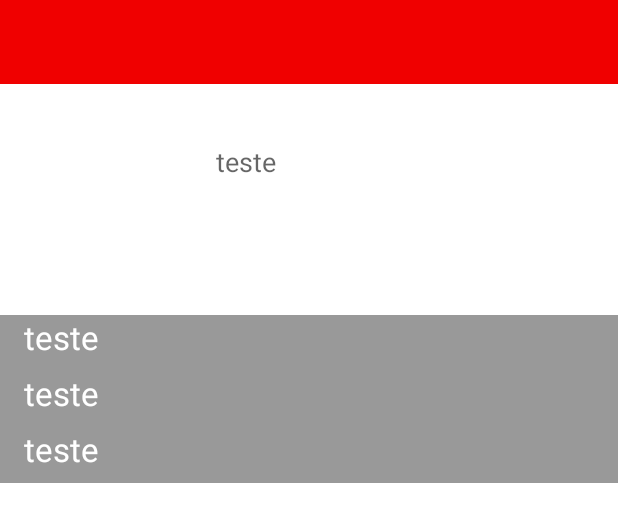
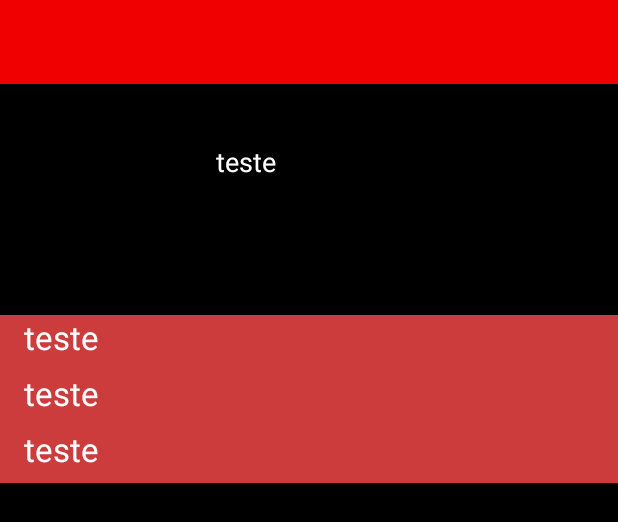
Before and after one commit to jinkijack/Pokedex-Android, an Android app: the layout activity_detail.xml on its own in the app's theme, with its tools: preview values and no code run, on a phone screen of 412 x 824 dp. Shown: the top 522 px of the screen. Run offline under Robolectric (Android 15) with nearby library versions, the phone set to English and light mode, and no system bars.

Commit message:
fixed bugs and color

```diff
--- a/app/src/main/res/layout/activity_detail.xml
+++ b/app/src/main/res/layout/activity_detail.xml
@@ -8,6 +8,7 @@
     android:paddingTop="0dp"
     android:paddingRight="0dp"
     android:paddingBottom="0dp"
+    android:background="@color/black"
     tools:context=".DetailActivity">
 
     <androidx.appcompat.widget.Toolbar
@@ -57,6 +58,7 @@
         android:layout_toEndOf="@+id/iv_detail_pokemon"
         android:layout_toRightOf="@+id/iv_detail_pokemon"
         android:text="teste"
+        android:textColor="@color/white"
         android:textAppearance="?android:attr/textAppearanceMedium" />
 
     <LinearLayout
@@ -65,7 +67,7 @@
         android:layout_below="@+id/iv_detail_pokemon"
         android:layout_alignParentStart="true"
         android:layout_alignParentLeft="true"
-        android:background="#6000"
+        android:background="#CC3C3C"
         android:orientation="vertical">
 
         <TextView
@@ -76,6 +78,7 @@
             android:layout_marginLeft="16dp"
             android:layout_marginBottom="8dp"
             android:text="teste"
+            android:textColor="@color/white"
             android:textAppearance="?android:attr/textAppearanceLargeInverse" />
 
         <TextView
@@ -86,6 +89,7 @@
             android:layout_marginLeft="16dp"
             android:layout_marginBottom="8dp"
             android:text="teste"
+            android:textColor="@color/white"
             android:textAppearance="?android:attr/textAppearanceLargeInverse" />
 
         <TextView
@@ -96,6 +100,7 @@
             android:layout_marginLeft="16dp"
             android:layout_marginBottom="8dp"
             android:text="teste"
+            android:textColor="@color/white"
             android:textAppearance="?android:attr/textAppearanceLargeInverse" />
     </LinearLayout>
 
--- a/app/src/main/res/layout/activity_main.xml
+++ b/app/src/main/res/layout/activity_main.xml
@@ -8,6 +8,7 @@
     android:paddingTop="0dp"
     android:paddingRight="0dp"
     android:paddingBottom="0dp"
+    android:background="@color/black"
     tools:context=".MainActivity">
 
 
--- a/app/src/main/res/layout/pokemon_row.xml
+++ b/app/src/main/res/layout/pokemon_row.xml
@@ -25,6 +25,7 @@
         android:layout_alignParentTop="true"
         android:layout_toEndOf="@+id/iv_pokemon"
         android:layout_marginTop="10dp"
+        android:textColor="@color/white"
         android:textSize="16sp"
         android:textStyle="bold" />
 
@@ -33,6 +34,7 @@
         android:layout_below="@id/tv_name"
         android:layout_width="match_parent"
         android:layout_height="wrap_content"
+        android:textColor="@color/white"
         android:layout_toEndOf="@+id/iv_pokemon" />
 
 </RelativeLayout>
```
Also changed, not shown: app/src/main/java/br/edu/ifsuldeminas/pokedex/MainActivity.java (+5 -4 lines).
